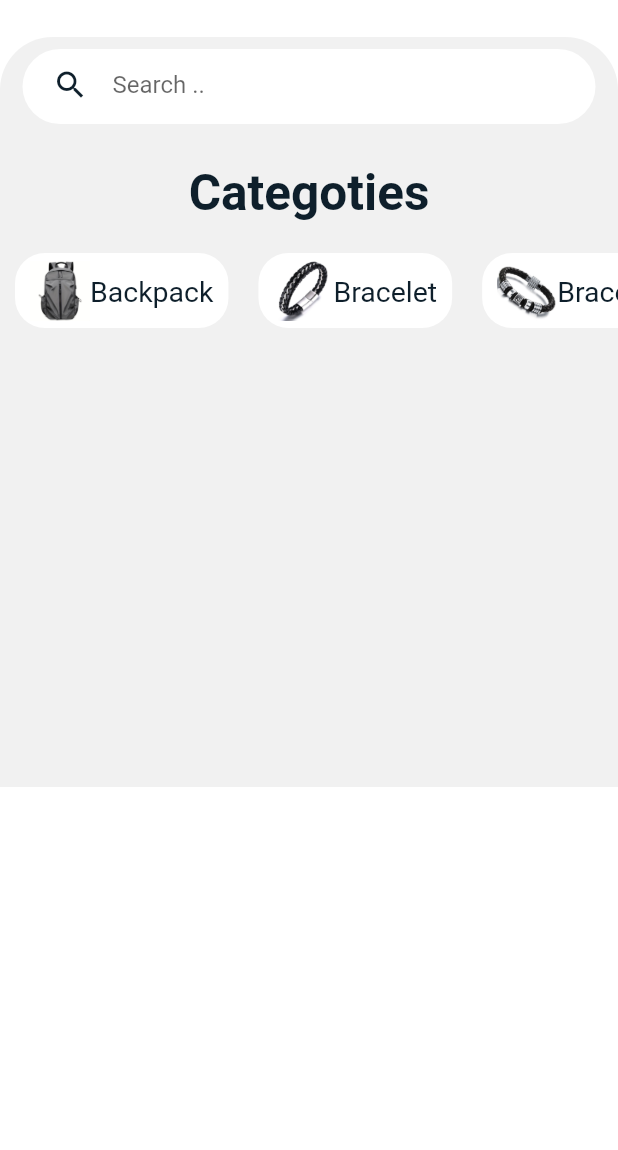
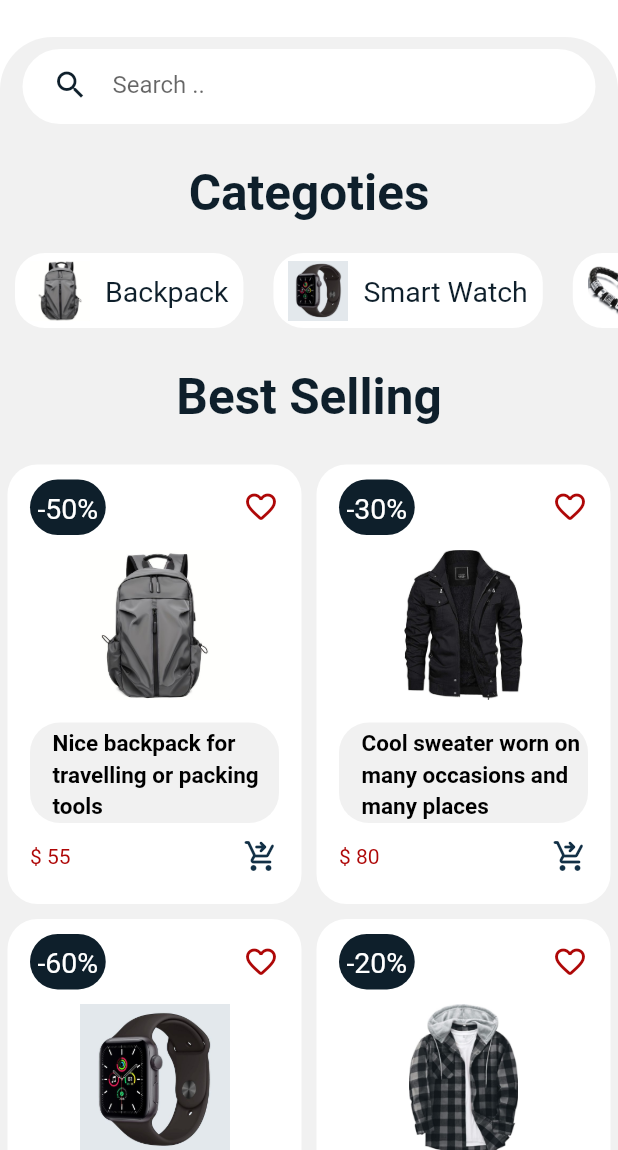
Before and after one commit to mahmoudashraf01/shop_app, a Flutter app: the screen it shows after launch, on a phone screen of 412 x 824 dp, the part 86-1236 px from its top. Run offline on Flutter 3.47's test engine with Material 2 defaults, Android fonts, the phone set to English and light mode, and no system bars; drawn by our look-alikes of badges.

Commit message:
building item widgets

```diff
--- a/lib/screens/home_screen.dart
+++ b/lib/screens/home_screen.dart
@@ -3,6 +3,7 @@ import 'package:shoping_strore/shared/themes/colors.dart';
 import 'package:shoping_strore/shared/themes/text.dart';
 import 'package:shoping_strore/shared/widgets/categories_widgets.dart';
 import 'package:shoping_strore/shared/widgets/home_app_bar.dart';
+import 'package:shoping_strore/shared/widgets/item_widgets.dart';
 
 class HomeScreen extends StatelessWidget {
   const HomeScreen({super.key});
@@ -14,7 +15,7 @@ class HomeScreen extends StatelessWidget {
         children: [
           HomeAppBar(),
           Container(
-            height: 500,
+            // height: 500,
             padding: EdgeInsets.only(top: 8),
             decoration: BoxDecoration(
               color: white2,
@@ -72,35 +73,89 @@ class HomeScreen extends StatelessWidget {
                   child: Row(
                     children: [
                       CategotiesWidget(
-                        image: AssetImage('assets/1.jpg'), data: 'Backpack',
+                        image: AssetImage('assets/1.jpg'),
+                        data: 'Backpack',
                       ),
                       CategotiesWidget(
-                        image: AssetImage('assets/2.jpg'), data: 'Bracelet',
+                        image: AssetImage('assets/watch1.jpg'),
+                        data: 'Smart Watch',
                       ),
                       CategotiesWidget(
-                        image: AssetImage('assets/3.jpg'), data: 'Bracelet',
+                        image: AssetImage('assets/3.jpg'),
+                        data: 'Bracelet',
                       ),
                       CategotiesWidget(
-                        image: AssetImage('assets/4.jpg'), data: 'Cool Jacket',
+                        image: AssetImage('assets/4.jpg'),
+                        data: 'Cool Hoodie',
                       ),
                       CategotiesWidget(
-                        image: AssetImage('assets/5.jpg'), data: 'Hooded Shirt',
+                        image: AssetImage('assets/5.jpg'),
+                        data: 'Hooded Shirt',
                       ),
                       CategotiesWidget(
-                        image: AssetImage('assets/sneekers1.jpg'), data: 'Sneaker',
+                        image: AssetImage('assets/sneekers1.jpg'),
+                        data: 'Sneaker',
                       ),
                       CategotiesWidget(
-                        image: AssetImage('assets/5.jpg'), data: 'Hooded Shirt',
+                        image: AssetImage('assets/sweat_bants1.jpg'),
+                        data: 'Sweat Bants',
                       ),
                       CategotiesWidget(
-                        image: AssetImage('assets/5.jpg'), data: 'Hooded Shirt',
+                        image: AssetImage('assets/sweaters2.jpg'),
+                        data: 'Cool Jacket',
                       ),
                     ],
                   ),
                 ),
+                Container(
+                  alignment: Alignment.center,
+                  margin: EdgeInsets.symmetric(horizontal: 20, vertical: 20),
+                  child: Text(
+                    'Best Selling',
+                    style: h3Bold.merge(
+                      TextStyle(color: darkBlue),
+                    ),
+                  ),
+                ),
+                //adding items
+                GridView.count(
+                  childAspectRatio: .68,
+                  crossAxisCount: 2,
+                  shrinkWrap: true,
+                  physics: BouncingScrollPhysics(),
+                  children: [
+                    ItemsWidget(
+                      discount: '-50%',
+                      image: 'assets/1.jpg',
+                      description:
+                          'Nice backpack for travelling or packing tools',
+                      price: '55',
+                    ),
+                    ItemsWidget(
+                      discount: '-30%',
+                      image: 'assets/sweaters2.jpg',
+                      description:
+                          'Cool sweater worn on many occasions and many places',
+                      price: '80',
+                    ),
+                    ItemsWidget(
+                      discount: '-60%',
+                      image: 'assets/watch1.jpg',
+                      description: 'Awesome smart watch with many options',
+                      price: '40',
+                    ),
+                    ItemsWidget(
+                      discount: '-20%',
+                      image: 'assets/4.jpg',
+                      description:
+                          'Nice hoodie worn on many occasions and many places',
+                      price: '120',
+                    ),
+                  ],
+                )
               ],
             ),
-          )
+          ),
         ],
       ),
     );
--- a/lib/shared/themes/colors.dart
+++ b/lib/shared/themes/colors.dart
@@ -6,5 +6,7 @@ var black = Colors.black;
 var black2 = Colors.black12;
 var black3 = Colors.black26;
 var darkBlue = Color.fromRGBO(14, 31, 43, 1);
+var darkBlue2 = Color.fromRGBO(18, 48, 70, 1);
 var ligthRed = Color.fromARGB(255, 174, 7, 7);
 var darkRed = Color.fromARGB(255, 146, 0, 0);
+var blueGray = Colors.blueGrey;
--- a/lib/shared/widgets/categories_widgets.dart
+++ b/lib/shared/widgets/categories_widgets.dart
@@ -26,6 +26,9 @@ class CategotiesWidget extends StatelessWidget {
             width: 40,
             height: 40,
           ),
+          SizedBox(
+            width: 10,
+          ),
           Text(
             data,
             style: title1.merge(
--- /dev/null
+++ b/lib/shared/widgets/item_widgets.dart
@@ -0,0 +1,107 @@
+import 'package:flutter/material.dart';
+import 'package:shoping_strore/shared/themes/colors.dart';
+import 'package:shoping_strore/shared/themes/text.dart';
+
+// ignore: must_be_immutable
+class ItemsWidget extends StatelessWidget {
+  ItemsWidget({
+    super.key,
+    required this.discount,
+    required this.image,
+    required this.description,
+    required this.price
+  });
+  String discount;
+  String image;
+  String description;
+    String price;
+
+  @override
+  Widget build(BuildContext context) {
+    return Container(
+      padding: EdgeInsets.only(left: 15, right: 15, top: 10),
+      margin: EdgeInsets.symmetric(horizontal: 5, vertical: 5),
+      decoration: BoxDecoration(
+        color: white,
+        borderRadius: BorderRadius.circular(20),
+      ),
+      child: Column(
+        children: [
+          Row(
+            mainAxisAlignment: MainAxisAlignment.spaceBetween,
+            children: [
+              Container(
+                padding: EdgeInsets.all(5),
+                decoration: BoxDecoration(
+                  color: darkBlue,
+                  borderRadius: BorderRadius.circular(20),
+                ),
+                child: Text(
+                  discount,
+                  style: title1.merge(
+                    TextStyle(color: white),
+                  ),
+                ),
+              ),
+              Icon(
+                Icons.favorite_border_rounded,
+                color: ligthRed,
+              )
+            ],
+          ),
+          InkWell(
+            onTap: () {},
+            child: Container(
+              margin: EdgeInsets.all(10),
+              child: Image.asset(
+                image,
+                height: 100,
+                width: 100,
+              ),
+            ),
+          ),
+          Container(
+            padding: EdgeInsets.only(bottom: 5),
+            alignment: Alignment.centerLeft,
+          ),
+          Container(
+            decoration: BoxDecoration(
+              borderRadius: BorderRadius.circular(20),
+              color: white2,
+            ),
+            child: Padding(
+              padding: const EdgeInsets.only(left: 15, top: 2, bottom: 2),
+              child: Text(
+                description,
+                style: title1.merge(
+                  TextStyle(
+                    fontSize: 15,
+                    fontWeight: FontWeight.bold,
+                  ),
+                ),
+              ),
+            ),
+          ),
+          Padding(
+            padding: const EdgeInsets.symmetric(vertical: 10),
+            child: Row(
+              mainAxisAlignment: MainAxisAlignment.spaceBetween,
+              children: [
+                Text(
+                  '\$ $price',
+                  style: TextStyle(
+                    color: ligthRed,
+                  ),
+                ),
+                Icon(
+                  Icons.shopping_cart_checkout_rounded,
+                  color: darkBlue2,
+                )
+              ],
+            ),
+          )
+        ],
+      ),
+    );
+  }
+}
```
